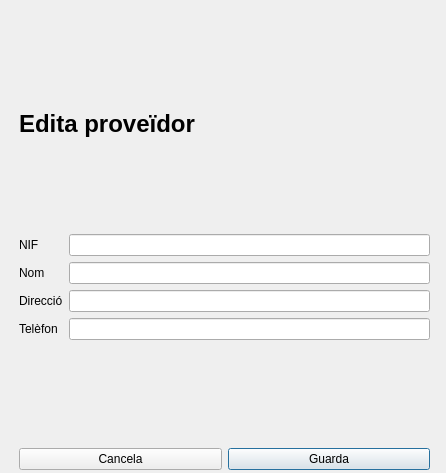
Before: the Qt Designer form src/ui/edit_vendor.ui in lockedofh/GestionS, drawn with Qt 5.
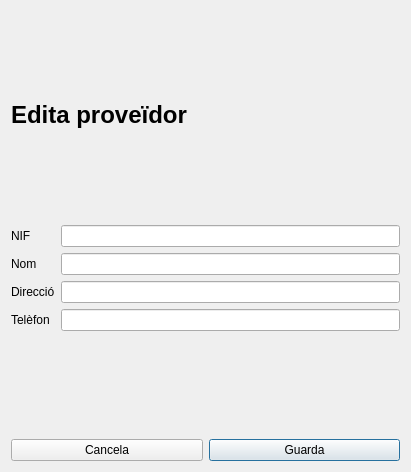
After: the same form once the commit is applied.

```diff
--- a/src/ui/edit_vendor.ui
+++ b/src/ui/edit_vendor.ui
@@ -6,22 +6,15 @@
    <rect>
     <x>0</x>
     <y>0</y>
-    <width>446</width>
-    <height>473</height>
-   </rect>
-  </property>
-  <property name="windowTitle">
-   <string>Form</string>
-  </property>
-  <widget class="QWidget" name="verticalLayoutWidget">
-   <property name="geometry">
-    <rect>
-     <x>19</x>
-     <y>19</y>
      <width>411</width>
-     <height>451</height>
-    </rect>
-   </property>
+    <height>472</height>
+   </rect>
+  </property>
+  <property name="windowTitle">
+   <string>Edita proveïdor</string>
+  </property>
+  <layout class="QVBoxLayout" name="verticalLayout_2">
+   <item>
    <layout class="QVBoxLayout" name="verticalLayout">
     <item>
      <widget class="QLabel" name="labelTitle">
@@ -117,7 +110,8 @@
      </layout>
     </item>
    </layout>
-  </widget>
+   </item>
+  </layout>
  </widget>
  <resources/>
  <connections/>
```
Left out of the diff: 4 changed lines with no effect on the pictures. Lines whose indentation alone changed are shown as unchanged.
